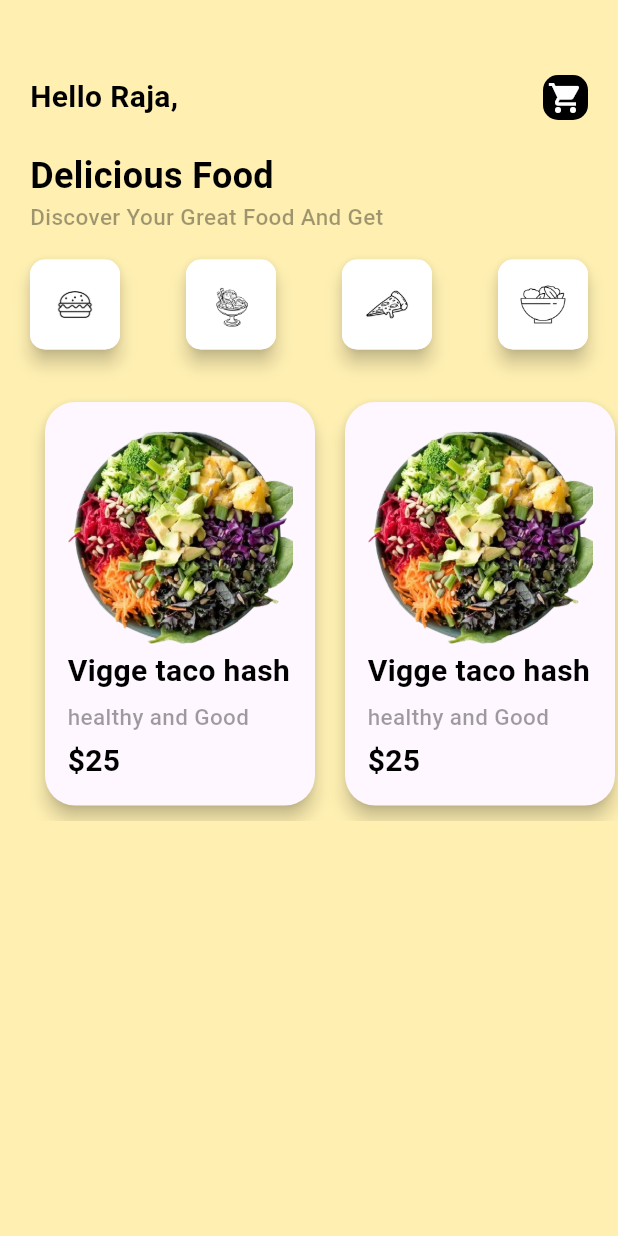
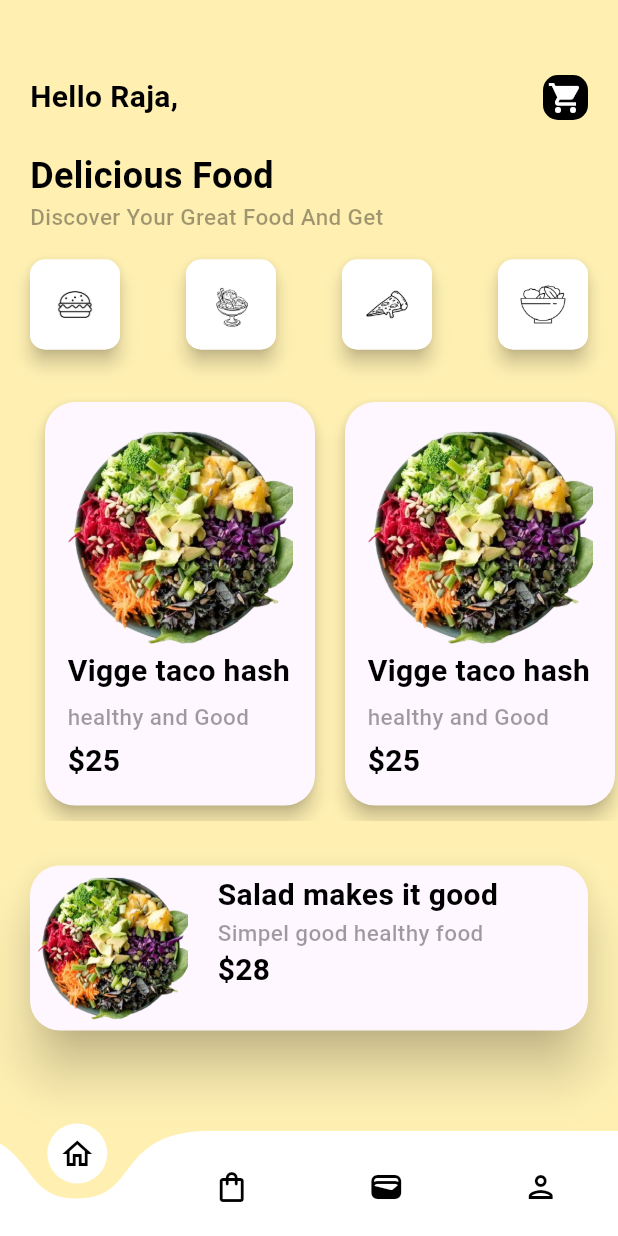
Before and after one commit to VRajarao/Food_app, a Flutter app: the screen it shows after launch, on a phone screen of 412 x 824 dp. Run offline on Flutter 3.47's test engine with Material 3 defaults, Android fonts, the phone set to English and light mode, and no system bars; drawn by our look-alikes of curved_navigation_bar; Roboto replaces fonts that are missing (Poppins).

Commit message:
first page completed

```diff
--- a/lib/Pages/HomePage.dart
+++ b/lib/Pages/HomePage.dart
@@ -1,4 +1,5 @@
 import 'package:flutter/material.dart';
+import 'package:projects/Pages/details.dart';
 import 'package:projects/Widgets/widget_support.dart';
  class Homepage extends StatefulWidget {
    const Homepage({super.key});
@@ -16,7 +17,7 @@ import 'package:projects/Widgets/widget_support.dart';
          margin: EdgeInsets.only(top: 50.0,left: 20.0),
          child: Column(
            crossAxisAlignment: CrossAxisAlignment.start,
-           children:[
+           children:<Widget>[
              Row(
             mainAxisAlignment: MainAxisAlignment.spaceBetween,
            children: [
@@ -51,7 +52,11 @@ import 'package:projects/Widgets/widget_support.dart';
                scrollDirection: Axis.horizontal,
                child: Row(
                  children: [
-                 Container(
+                 GestureDetector(
+                   onTap: (){
+                     Navigator.push(context, MaterialPageRoute(builder: (context)=>details()));
+                   },
+                   child: Container(
                      margin: EdgeInsets.all(10),
                      child: Material(
                        elevation: 5.0,
@@ -68,6 +73,7 @@ import 'package:projects/Widgets/widget_support.dart';
                              SizedBox(height: 5.0,),
                              Text("\$25",style: AppWidget.SoldtTextFeildStyle())
                          ],),
+                       ),
                      ),
                    ),
                  ),
@@ -113,18 +119,45 @@ import 'package:projects/Widgets/widget_support.dart';
                        ),
                      ),
                    ),
+                 ],
+               ),
+             ),
+              SizedBox(height: 30.0,),
              Container(
-                       child: Row(children: [
-                         Image.asset("images/salad2.png",height: 20,width: 20,fit: ,)
-                       ],),
+               margin: EdgeInsets.only(right:20),
+                 child: Material(
+                    elevation: 15.0,
+                    borderRadius: BorderRadius.circular(20),
+                    child: Container(
+                      padding: EdgeInsets.all(5),
+                    child: Row(
+                      crossAxisAlignment: CrossAxisAlignment.start,
+                      children: [
+                      Image.asset("images/salad2.png",height: 100,width: 100,fit: BoxFit.cover,),
+                      SizedBox(width: 20.0,),
+                      Column(children: [
+                        Container(
+                          width: MediaQuery.of(context).size.width/2,
+                            child: Text("Salad makes it good",style: AppWidget.SoldtTextFeildStyle(),)
+                        ),
+                        Container(
+                            width: MediaQuery.of(context).size.width/2,
+                            child: Text("Simpel good healthy food",style: AppWidget.LightTextFeildStyle(),)
+                        ),
+                        Container(
+                            width: MediaQuery.of(context).size.width/2,
+                            child: Text("\$28",style: AppWidget.SoldtTextFeildStyle(),)
+                        )
+                      ],)
+                    ],
+                    ),
+                  ),
+                ),
              )
             ],
           ),
-             )
-            ]
-          )
 
-        )
+        ),
      );
    }
    Widget showItem() {
--- /dev/null
+++ b/lib/Pages/bottomnav.dart
@@ -0,0 +1,71 @@
+import 'package:curved_navigation_bar/curved_navigation_bar.dart';
+import 'package:flutter/material.dart';
+import 'package:projects/Pages/HomePage.dart';
+import 'package:projects/Pages/order.dart';
+import 'package:projects/Pages/profile.dart';
+import 'package:projects/Pages/wallet.dart';
+
+class BottomNav extends StatefulWidget {
+  const BottomNav({super.key});
+
+  @override
+  State<BottomNav> createState() => _BottomNavState();
+}
+
+class _BottomNavState extends State<BottomNav> {
+  int currentTableIndex=0;
+
+  late List<Widget> pages;
+  late Widget currentpage;
+  late Homepage homepage;
+  late wallet walletpage;
+  late order orderpage;
+  late profile profilepage;
+
+  @override
+  void initState() {
+    homepage=Homepage();
+    walletpage=wallet();
+    orderpage=order();
+    profilepage=profile();
+    pages= [homepage, orderpage , walletpage , profilepage];
+
+
+    // TODO: implement initState
+    super.initState();
+  }
+  @override
+  Widget build(BuildContext context) {
+    return Scaffold(
+      bottomNavigationBar: CurvedNavigationBar(
+          height: 70.0,
+          backgroundColor: Color(0xFFFFF0B2),
+
+          animationDuration: Duration(milliseconds: 400),
+          onTap: (int index) {
+            setState(() {
+              currentTableIndex = index;
+            });
+          },
+          items: [
+        Icon(
+            Icons.home_outlined,
+            color: Colors.black,
+        ),
+        Icon(
+          Icons.shopping_bag_outlined,
+          color: Colors.black,
+        ),
+        Icon(
+          Icons.wallet_outlined,
+          color: Colors.black,
+        ),
+        Icon(
+          Icons.person_outlined,
+          color: Colors.black,
+        )
+      ]),
+      body: pages[currentTableIndex],
+    );
+  }
+}
--- a/lib/main.dart
+++ b/lib/main.dart
@@ -1,4 +1,5 @@
 import 'package:flutter/material.dart';
+import 'package:projects/Pages/bottomnav.dart';
 
 import 'Pages/HomePage.dart';
 
@@ -14,9 +15,10 @@ class MyApp extends StatelessWidget{
       theme: ThemeData(
         scaffoldBackgroundColor: Color(0xFFFFF0B2),
       ),
-      routes: {
-           "/" : (context)=>Homepage(),
-       },
+      // routes: {
+       //    "/" : (context)=>Homepage(),
+       //},
+      home: BottomNav(),
      );
   }
 }
--- a/pubspec.yaml
+++ b/pubspec.yaml
@@ -30,6 +30,7 @@ environment:
 dependencies:
   flutter:
     sdk: flutter
+  curved_navigation_bar: ^1.0.6
 
 
   # The following adds the Cupertino Icons font to your application.
```
Also changed, not shown: lib/Pages/details.dart (added, +29 -0 lines), lib/Pages/order.dart (added, +15 -0 lines), lib/Pages/profile.dart (added, +15 -0 lines), lib/Pages/wallet.dart (added, +15 -0 lines), pubspec.lock. Lines whose indentation alone changed are shown as unchanged.
